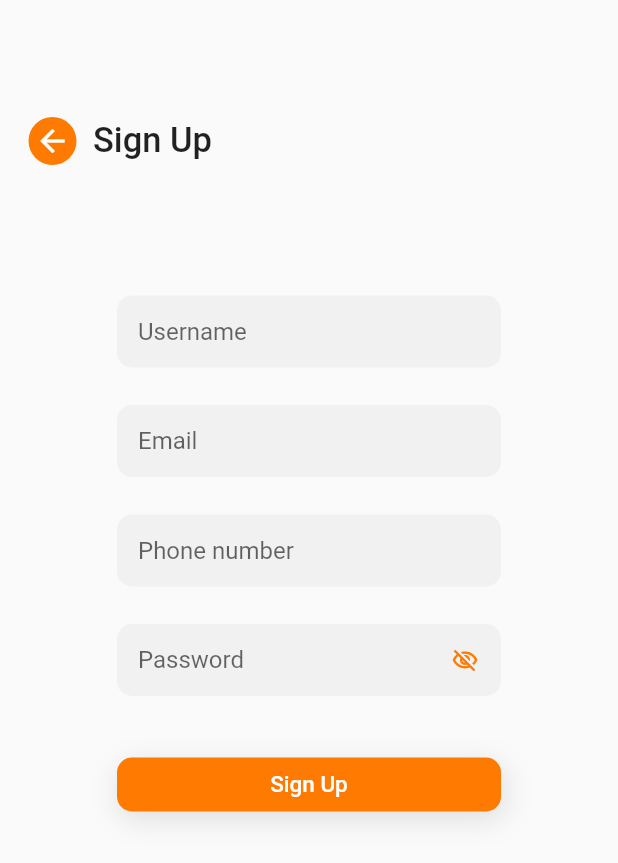
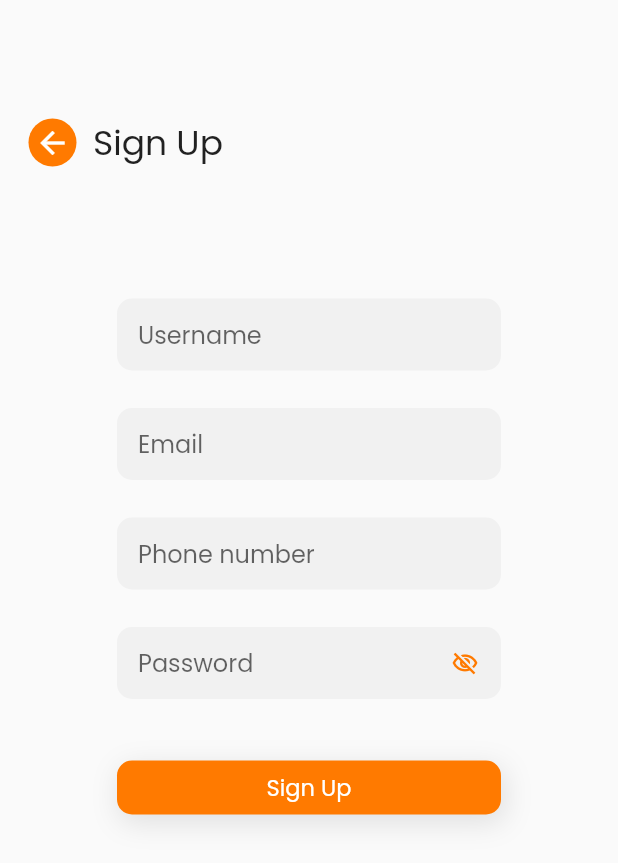
Before and after one commit to gelar1978/UAS_project, a Flutter app: the MyStatefulWidget widget shown alone on an empty page, opened directly, after a tap on "Sign Up", on a phone screen of 412 x 824 dp. Shown: the top 863 px of the screen. Run offline on Flutter 3.47's test engine with Material 2 defaults, Android fonts, the phone set to English and light mode, and no system bars; our stand-ins replace cloud_firestore, dio, file_picker, firebase_auth, firebase_core, firebase_database and 9 more; missing offline and left inert: firebase_app_check, flutter_document_picker, flutter_facebook_auth, shared_preferences_platform_interface, sign_button; accounts and stored records are empty.

Commit message:
last update

```diff
--- a/lib/Grup5/input5.dart
+++ b/lib/Grup5/input5.dart
@@ -162,7 +162,10 @@ class _crud5State extends State<crud5> {
                           });
                         }
                       }),
-                  //Upload Foto
+
+                  SizedBox(
+                    height: 20,
+                  ),
                   Row(
                     mainAxisAlignment: MainAxisAlignment.spaceEvenly,
                     children: [
--- a/lib/Grup5/login5.dart
+++ b/lib/Grup5/login5.dart
@@ -15,6 +15,7 @@ class login5 extends StatelessWidget {
   @override
   Widget build(BuildContext context) {
     return MaterialApp(
+      theme: ThemeData(fontFamily: 'Poppins'),
       debugShowCheckedModeBanner: false,
       title: _title,
       home: Scaffold(
@@ -57,7 +58,7 @@ class _MyStatefulWidgetState extends State<MyStatefulWidget> {
   @override
   Widget build(BuildContext context) {
     return Padding(
-        padding: const EdgeInsets.all(30),
+        padding: const EdgeInsets.fromLTRB(30, 10, 30, 10),
         child: ListView(
           children: <Widget>[
             CircleAvatar(
@@ -74,6 +75,10 @@ class _MyStatefulWidgetState extends State<MyStatefulWidget> {
                 ),
               ),
             ),
+            SizedBox(
+              height: 2,
+              width: 2,
+            ),
             Container(
                 alignment: Alignment.center,
                 padding: const EdgeInsets.all(1),
@@ -84,10 +89,6 @@ class _MyStatefulWidgetState extends State<MyStatefulWidget> {
                       fontWeight: FontWeight.w500,
                       fontSize: 25),
                 )),
-            SizedBox(
-              height: 5,
-              width: 5,
-            ),
             Container(
                 alignment: Alignment.center,
                 padding: const EdgeInsets.all(1),
@@ -99,8 +100,8 @@ class _MyStatefulWidgetState extends State<MyStatefulWidget> {
                       fontSize: 15),
                 )),
             SizedBox(
-              height: 5,
-              width: 5,
+              height: 2,
+              width: 2,
             ),
             Container(
               padding: const EdgeInsets.all(10),
@@ -234,7 +235,7 @@ class _MyStatefulWidgetState extends State<MyStatefulWidget> {
                   // },
                 )),
             Container(
-                padding: EdgeInsets.fromLTRB(0, 3, 0, 2),
+                padding: EdgeInsets.fromLTRB(0, 2, 0, 1),
                 alignment: Alignment.center,
                 child: Text(
                   'or',
--- a/lib/Grup5/navbarview5.dart
+++ b/lib/Grup5/navbarview5.dart
@@ -62,7 +62,9 @@ class NavBarView5 extends StatelessWidget {
         //   ],
         // ),
         bottomNavigationBar: BottomNavigationBar(
+          selectedFontSize: 12,
           selectedItemColor: Colors.indigo[900],
+          selectedLabelStyle: TextStyle(fontWeight: FontWeight.bold),
           currentIndex: _controller.currentTab.value,
           type: BottomNavigationBarType.fixed,
           items: const [
--- a/lib/Grup5/reset5.dart
+++ b/lib/Grup5/reset5.dart
@@ -12,6 +12,7 @@ class reset5 extends StatelessWidget {
   @override
   Widget build(BuildContext context) {
     return MaterialApp(
+      theme: ThemeData(fontFamily: 'Poppins'),
       debugShowCheckedModeBanner: false,
       title: _title,
       home: Scaffold(
@@ -112,7 +113,7 @@ class _MyStatefulWidgetState extends State<MyStatefulWidget> {
                 height: 50,
                 padding: const EdgeInsets.fromLTRB(10, 3, 10, 3),
                 child: ElevatedButton(
-                  child: const Text('Change'),
+                  child: const Text('Send to Email'),
                   onPressed: () async {
                     AuthService.resetPassword(nameController.text);
                     debugPrint(
--- a/lib/Grup5/viewfile5.dart
+++ b/lib/Grup5/viewfile5.dart
@@ -25,7 +25,8 @@ class ImageView extends StatelessWidget {
   Widget build(BuildContext context) => MaterialApp(
         debugShowCheckedModeBanner: false,
         title: title,
-        theme: ThemeData(primarySwatch: Colors.blue),
+        theme:
+            ThemeData(primaryColor: Colors.indigo[900], fontFamily: 'Poppins'),
         home: MainPage(),
       );
 }
--- a/pubspec.yaml
+++ b/pubspec.yaml
@@ -129,6 +129,10 @@ flutter:
         - asset: lib/fonts/Montserrat-Medium.ttf
         - asset: lib/fonts/Montserrat-Bold.ttf
           weight: 700
+
+    - family: Poppins
+      fonts:
+        - asset: lib/fonts/Poppins-Regular.ttf
   # An image asset can refer to one or more resolution-specific "variants", see
   # https://flutter.dev/assets-and-images/#resolution-aware
 
```
Also changed, not shown: lib/Grup5/update5.dart (+4 -3 lines), lib/Grup5/view5.dart (+8 -7 lines), lib/fonts/Poppins-Regular.ttf (added).
